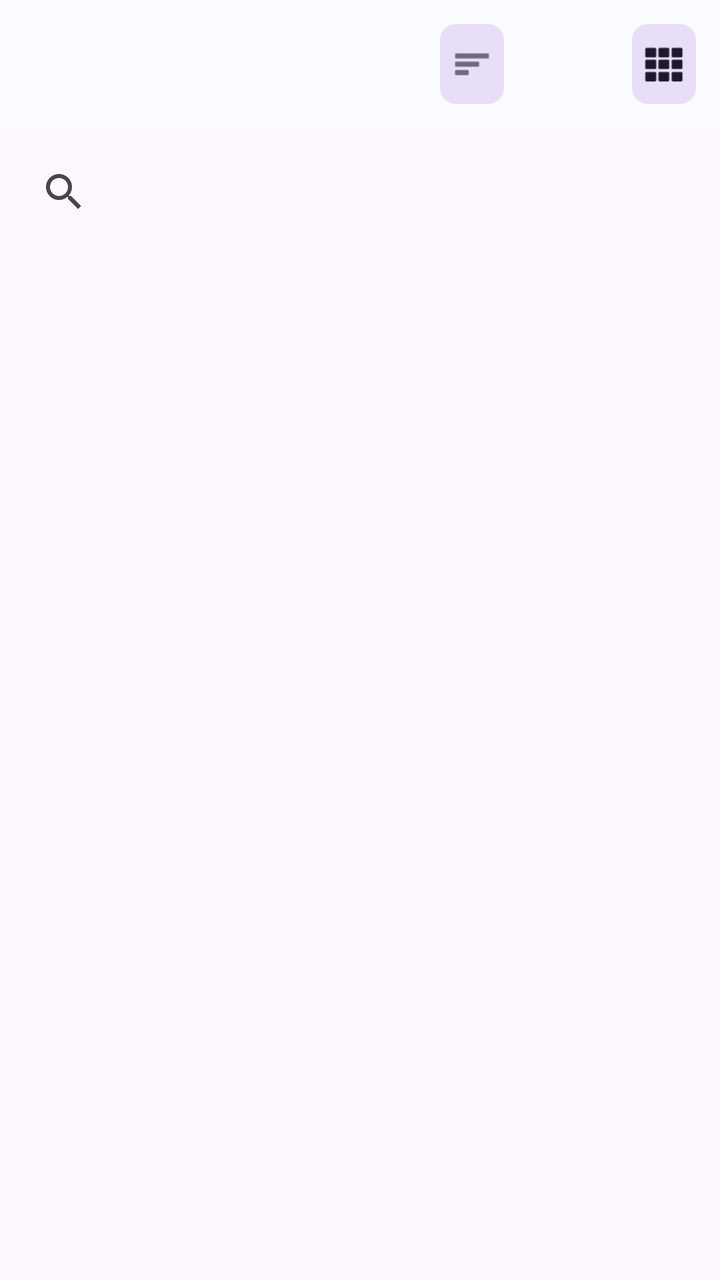
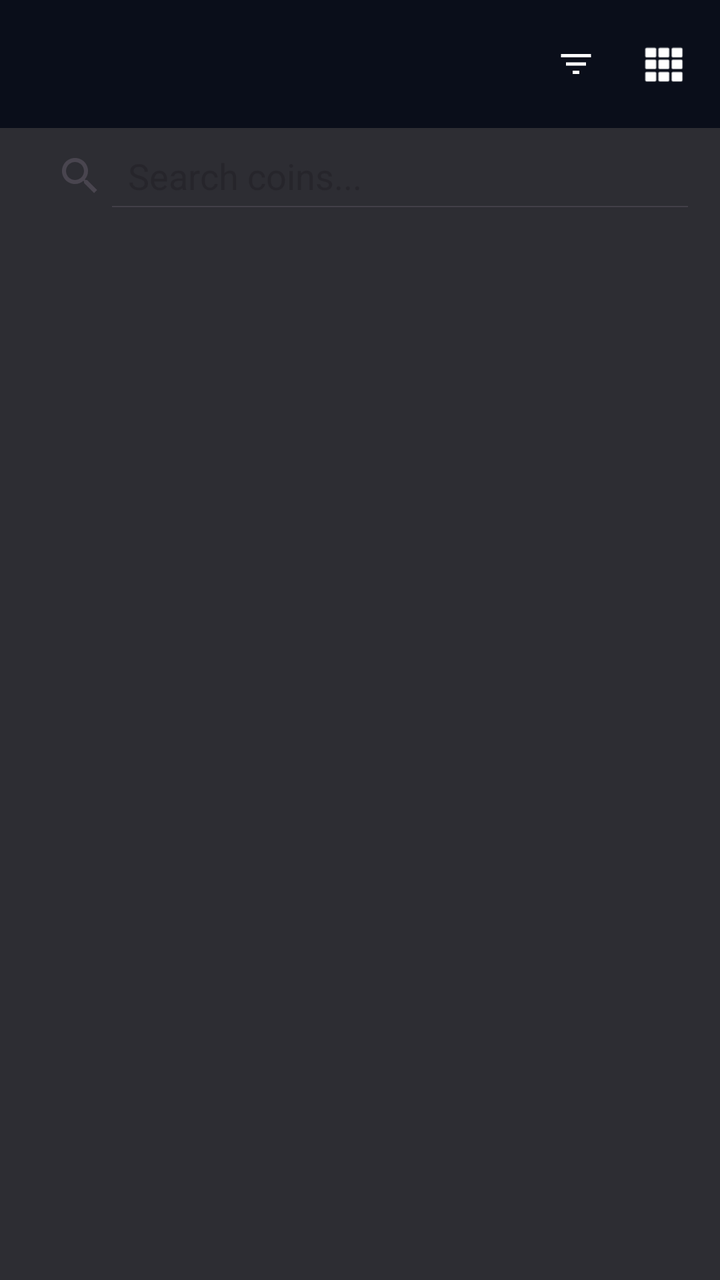

The first picture is an Android layout as it rendered before a commit; the second is the same layout after the commit. The layout source and the unified diff follow.
<!-- AndroidManifest.xml: application theme Theme.CryptoTracker -->
<!-- res/layout/activity_search.xml -->
<?xml version="1.0" encoding="utf-8"?>
<LinearLayout
    xmlns:android="http://schemas.android.com/apk/res/android"
    xmlns:app="http://schemas.android.com/apk/res-auto"
    android:layout_width="match_parent"
    android:layout_height="match_parent"
    android:orientation="vertical">

    <com.google.android.material.appbar.AppBarLayout
        android:layout_width="match_parent"
        android:layout_height="wrap_content">

        <com.google.android.material.appbar.MaterialToolbar
            android:id="@+id/toolbar"
            android:layout_width="match_parent"
            android:layout_height="?attr/actionBarSize">

        <com.google.android.material.button.MaterialButton
            android:id="@+id/toggleViewButton"
            android:layout_width="40dp"
            android:layout_height="40dp"
            android:layout_gravity="end"
            android:layout_marginEnd="8dp"
            android:insetTop="0dp"
            android:insetBottom="0dp"
            app:icon="@android:drawable/ic_dialog_dialer"
            app:iconGravity="textStart"
            app:iconPadding="0dp"
            style="@style/Widget.Material3.Button.IconButton.Filled.Tonal"
            app:cornerRadius="8dp"/>

            <com.google.android.material.button.MaterialButton
                android:id="@+id/filterButton"
                android:layout_width="40dp"
                android:layout_height="40dp"
                android:layout_gravity="end"
                android:layout_marginEnd="56dp"
                android:insetTop="0dp"
                android:insetBottom="0dp"
                app:icon="@android:drawable/ic_menu_sort_by_size"
                app:iconGravity="textStart"
                app:iconPadding="0dp"
                style="@style/Widget.Material3.Button.IconButton.Filled.Tonal"
                app:cornerRadius="8dp"/>

        </com.google.android.material.appbar.MaterialToolbar>

    </com.google.android.material.appbar.AppBarLayout>

    <SearchView
        android:id="@+id/searchView"
        android:layout_width="match_parent"
        android:layout_height="wrap_content"
        android:padding="8dp"
        android:queryHint="Search coins..."/>
    <androidx.recyclerview.widget.RecyclerView
        android:id="@+id/recyclerView"
        android:layout_width="match_parent"
        android:layout_height="match_parent"
        android:padding="4dp"/>
</LinearLayout>
<!-- resources referenced by this layout -->
<resources>
  <style name="Theme.CryptoTracker" parent="Theme.Material3.Light.NoActionBar">
    <item name="colorPrimary">@color/md_theme_primary</item>
    <item name="colorOnPrimary">@color/md_theme_onPrimary</item>
    <item name="colorPrimaryContainer">@color/md_theme_primaryContainer</item>
    <item name="colorOnPrimaryContainer">@color/md_theme_onPrimaryContainer</item>
    <item name="colorSecondary">@color/md_theme_secondary</item>
    <item name="colorOnSecondary">@color/md_theme_onSecondary</item>
    <item name="colorSurface">@color/md_theme_surface</item>
    <item name="colorOnSurface">@color/md_theme_onSurface</item>
    <item name="colorError">@color/md_theme_error</item>
   </style>
  <color name="md_theme_primary">#1B6EF3</color>
  <color name="md_theme_onPrimary">#FFFFFF</color>
  <color name="md_theme_primaryContainer">#D8E2FF</color>
  <color name="md_theme_onPrimaryContainer">#001A41</color>
  <color name="md_theme_secondary">#575E71</color>
  <color name="md_theme_onSecondary">#FFFFFF</color>
  <color name="md_theme_surface">#FAFBFF</color>
  <color name="md_theme_onSurface">#1A1B1F</color>
  <color name="md_theme_error">#BA1A1A</color>
</resources>

<!-- the commit's change to res/layout/activity_search.xml (unified diff, before → after) -->
@@ -4,6 +4,7 @@
     xmlns:app="http://schemas.android.com/apk/res-auto"
     android:layout_width="match_parent"
     android:layout_height="match_parent"
+    android:background="@color/surface_dark"
     android:orientation="vertical">
 
     <com.google.android.material.appbar.AppBarLayout
@@ -11,37 +12,54 @@
         android:layout_height="wrap_content">
 
         <com.google.android.material.appbar.MaterialToolbar
+
             android:id="@+id/toolbar"
             android:layout_width="match_parent"
-            android:layout_height="?attr/actionBarSize">
+            android:layout_height="?attr/actionBarSize"
+            android:background="@color/toolbar_dark">
 
-        <com.google.android.material.button.MaterialButton
-            android:id="@+id/toggleViewButton"
-            android:layout_width="40dp"
-            android:layout_height="40dp"
-            android:layout_gravity="end"
-            android:layout_marginEnd="8dp"
-            android:insetTop="0dp"
-            android:insetBottom="0dp"
-            app:icon="@android:drawable/ic_dialog_dialer"
-            app:iconGravity="textStart"
-            app:iconPadding="0dp"
-            style="@style/Widget.Material3.Button.IconButton.Filled.Tonal"
-            app:cornerRadius="8dp"/>
 
-            <com.google.android.material.button.MaterialButton
-                android:id="@+id/filterButton"
-                android:layout_width="40dp"
-                android:layout_height="40dp"
+
+            <LinearLayout
+                android:layout_width="wrap_content"
+                android:layout_height="wrap_content"
                 android:layout_gravity="end"
-                android:layout_marginEnd="56dp"
-                android:insetTop="0dp"
-                android:insetBottom="0dp"
-                app:icon="@android:drawable/ic_menu_sort_by_size"
-                app:iconGravity="textStart"
-                app:iconPadding="0dp"
-                style="@style/Widget.Material3.Button.IconButton.Filled.Tonal"
-                app:cornerRadius="8dp"/>
+                android:orientation="horizontal"
+                android:layout_marginEnd="8dp">
+
+                <com.google.android.material.button.MaterialButton
+                    android:id="@+id/filterButton"
+                    android:layout_width="40dp"
+                    android:layout_height="40dp"
+                    android:insetTop="0dp"
+                    android:insetBottom="0dp"
+                    app:backgroundTint="@android:color/transparent"
+                    app:icon="@drawable/ic_filter"
+                    app:iconTint="#FFFFFF"
+                    app:iconTintMode="src_in"
+                    app:iconGravity="textStart"
+                    app:iconPadding="0dp"
+                    style="@style/Widget.Material3.Button.IconButton"
+                    app:strokeWidth="0dp"
+                    app:cornerRadius="8dp"/>
+
+                <com.google.android.material.button.MaterialButton
+                    android:id="@+id/toggleViewButton"
+                    android:layout_width="40dp"
+                    android:layout_height="40dp"
+                    android:layout_marginStart="4dp"
+                    android:insetTop="0dp"
+                    android:insetBottom="0dp"
+                    app:backgroundTint="@android:color/transparent"
+                    app:icon="@android:drawable/ic_dialog_dialer"
+                    app:iconTint="#FFFFFF"
+                    app:iconTintMode="src_in"
+                    app:iconGravity="textStart"
+                    app:iconPadding="0dp"
+                    style="@style/Widget.Material3.Button.IconButton"
+                    app:strokeWidth="0dp"
+                    app:cornerRadius="8dp"/>
+            </LinearLayout>
 
         </com.google.android.material.appbar.MaterialToolbar>
 
@@ -52,7 +70,11 @@
         android:layout_width="match_parent"
         android:layout_height="wrap_content"
         android:padding="8dp"
-        android:queryHint="Search coins..."/>
+        android:queryHint="Search coins..."
+        android:iconifiedByDefault="false"
+        android:background="@color/surface_dark"
+        android:textColorHint="#888888"
+        android:textColor="#FFFFFF"/>
     <androidx.recyclerview.widget.RecyclerView
         android:id="@+id/recyclerView"
         android:layout_width="match_parent"
<!-- resource entries referenced after the edit -->
@@ -1,5 +1,13 @@
 <!-- resources referenced by this layout -->
 <resources>
+  <color name="surface_dark">#2D2D33</color>
+  <color name="toolbar_dark">#0A0E1A</color>
+  <!-- drawable ic_filter (drawable) -->
+  <vector xmlns:android="http://schemas.android.com/apk/res/android" android:height="24dp" android:tint="#000000" android:viewportHeight="960" android:viewportWidth="960" android:width="24dp">
+        
+      <path android:fillColor="@android:color/white" android:pathData="M400,720L400,640L560,640L560,720L400,720ZM240,520L240,440L720,440L720,520L240,520ZM120,320L120,240L840,240L840,320L120,320Z"/>
+      
+  </vector>
   <style name="Theme.CryptoTracker" parent="Theme.Material3.Light.NoActionBar">
     <item name="colorPrimary">@color/md_theme_primary</item>
     <item name="colorOnPrimary">@color/md_theme_onPrimary</item>
